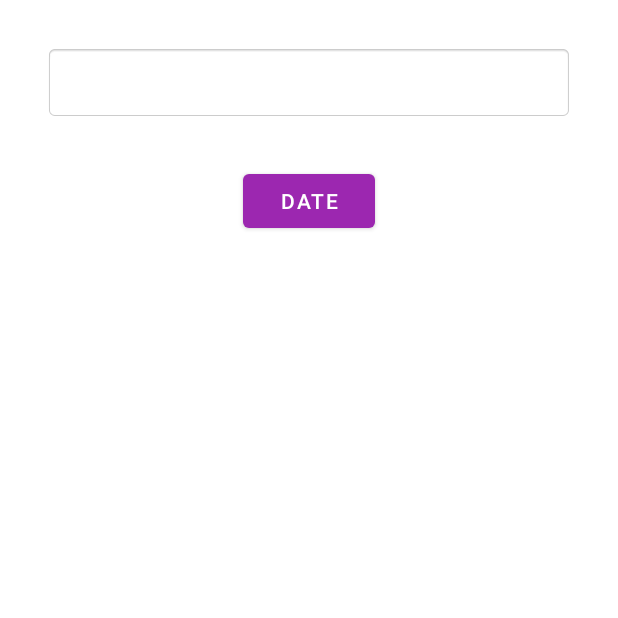
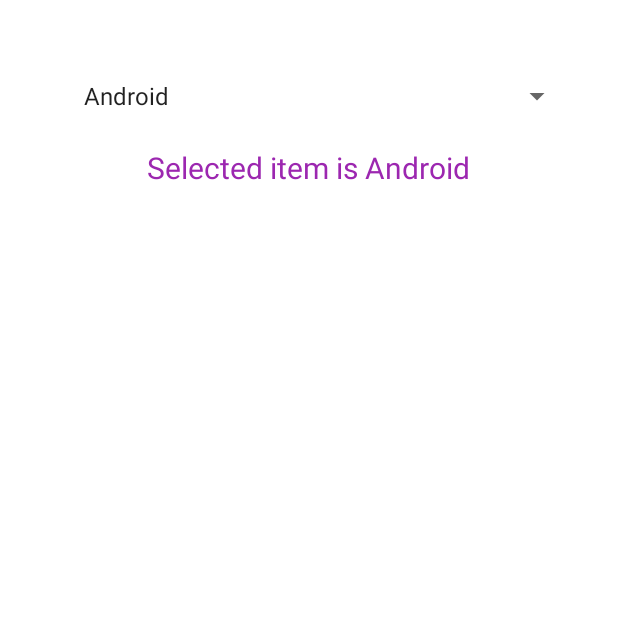
Before and after one commit to AR1610/MyAppgen6to7MT, an Android app: the screen it shows after launch (DateTimeActivity before the commit, SpinnerActivity after it), on a phone screen of 412 x 824 dp, the top half of it. Run offline under Robolectric (Android 15) with nearby library versions, the phone set to English and light mode, and no system bars; 2 statements that could not run were skipped.

Commit message:
SpinnerActivity

```diff
--- a/app/src/main/AndroidManifest.xml
+++ b/app/src/main/AndroidManifest.xml
@@ -14,6 +14,12 @@
         android:roundIcon="@mipmap/ic_launcher_round"
         android:supportsRtl="true"
         android:theme="@style/Theme.MyAppgen6to7MT">
+        <activity
+            android:name=".SpinnerActivity"
+            android:exported="true" />
+        <activity
+            android:name=".SignUpActivity"
+            android:exported="true" />
         <activity
             android:name=".DateTimeActivity"
             android:exported="true" />
--- a/app/src/main/java/com/myappgen6to7mt/AlertActivity.java
+++ b/app/src/main/java/com/myappgen6to7mt/AlertActivity.java
@@ -57,7 +57,6 @@
                         if (alertDialog.isShowing()){
                             alertDialog.dismiss();
                         }
-
                         String strEmail = edtUsername.getText().toString();
                         View myToast = layoutInflater.inflate(R.layout.raw_toast, null);
                         Toast toast = new Toast(AlertActivity.this);
@@ -66,7 +65,6 @@
                         toast.setView(myToast);
                         toast.setDuration(Toast.LENGTH_SHORT);
                         toast.show();
-
                     }
                 });
                 btnCancel.setOnClickListener(new View.OnClickListener() {
--- a/app/src/main/java/com/myappgen6to7mt/HomeActivity.java
+++ b/app/src/main/java/com/myappgen6to7mt/HomeActivity.java
@@ -18,7 +18,8 @@
 
         Intent i = getIntent();
         String strUsername = i.getStringExtra("KEY_USERNAME");
-        tvUsername.setText("Welcome " + strUsername);
+        String strRadio = i.getStringExtra("KEY_Gender");
+        tvUsername.setText("Welcome " + strUsername +"Gender "+strRadio);
 
 
     }
--- /dev/null
+++ b/app/src/main/java/com/myappgen6to7mt/SpinnerActivity.java
@@ -0,0 +1,46 @@
+package com.myappgen6to7mt;
+
+import androidx.appcompat.app.AppCompatActivity;
+
+import android.os.Bundle;
+import android.view.View;
+import android.widget.AdapterView;
+import android.widget.ArrayAdapter;
+import android.widget.Spinner;
+import android.widget.TextView;
+
+public class SpinnerActivity extends AppCompatActivity {
+
+    Spinner spinner;
+    TextView tvSpinner;
+    String strLang[] = {"Android","java",".net","PHP","Flutter","IOS","Python"};
+
+    @Override
+    protected void onCreate(Bundle savedInstanceState) {
+        super.onCreate(savedInstanceState);
+        setContentView(R.layout.activity_spinner);
+
+        spinner = findViewById(R.id.spinner);
+        tvSpinner = findViewById(R.id.tv_selected_item);
+
+        ArrayAdapter<String> arrayAdapter = new ArrayAdapter<String>(this, android.R.layout.simple_list_item_1,strLang);
+        spinner.setAdapter(arrayAdapter);
+
+        spinner.setOnItemSelectedListener(new AdapterView.OnItemSelectedListener() {
+            @Override
+            public void onItemSelected(AdapterView<?> parent, View view, int position, long id) {
+
+                String strData = parent.getItemAtPosition(position).toString();
+                tvSpinner.setText("Selected item is "+strData);
+            }
+            @Override
+            public void onNothingSelected(AdapterView<?> parent) {
+
+            }
+        });
+
+
+
+
+    }
+}
--- a/app/src/main/java/com/myappgen6to7mt/SplashActivity.java
+++ b/app/src/main/java/com/myappgen6to7mt/SplashActivity.java
@@ -20,7 +20,7 @@
             @Override
             public void run() {
 
-                Intent  i = new Intent(SplashActivity.this,DateTimeActivity.class);
+                Intent  i = new Intent(SplashActivity.this,SpinnerActivity.class);
                 startActivity(i);
                 finish();
             }
--- /dev/null
+++ b/app/src/main/res/layout/activity_spinner.xml
@@ -0,0 +1,23 @@
+<?xml version="1.0" encoding="utf-8"?>
+<LinearLayout xmlns:android="http://schemas.android.com/apk/res/android"
+    xmlns:app="http://schemas.android.com/apk/res-auto"
+    xmlns:tools="http://schemas.android.com/tools"
+    android:layout_width="match_parent"
+    android:layout_height="match_parent"
+    tools:context=".SpinnerActivity"
+    android:orientation="vertical"
+    android:padding="30dp">
+    <Spinner
+        android:layout_width="match_parent"
+        android:layout_height="wrap_content"
+        android:id="@+id/spinner"
+        android:padding="10dp"/>
+    <TextView
+        android:layout_width="wrap_content"
+        android:layout_height="wrap_content"
+        android:id="@+id/tv_selected_item"
+        android:textSize="20sp"
+        android:layout_gravity="center"
+        android:textColor="@color/purple_500"/>
+
+</LinearLayout>
```
Also changed, not shown: app/src/main/java/com/myappgen6to7mt/DateTimeActivity.java (+30 -8 lines), app/src/main/java/com/myappgen6to7mt/MainActivity.java (+11 -2 lines), app/src/main/java/com/myappgen6to7mt/SignUpActivity.java (added, +51 -0 lines), app/src/main/res/layout/activity_date_time.xml (+23 -9 lines), app/src/main/res/layout/activity_main.xml (+28 -1 lines), app/src/main/res/layout/activity_sign_up.xml (added, +92 -0 lines).
